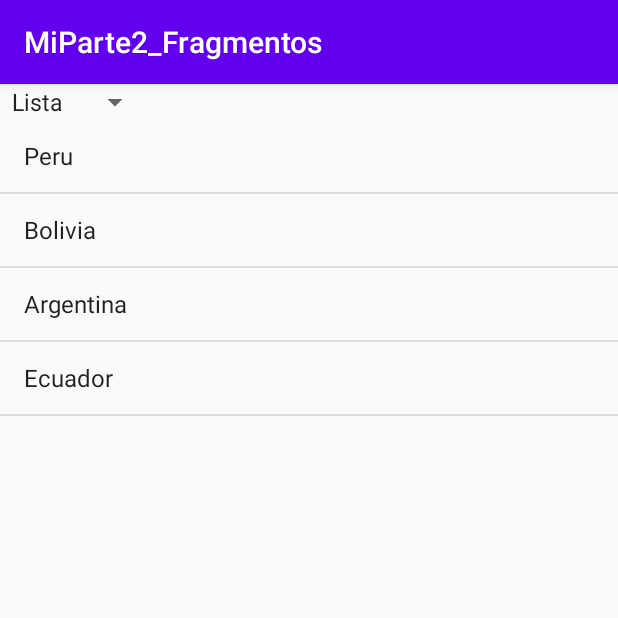
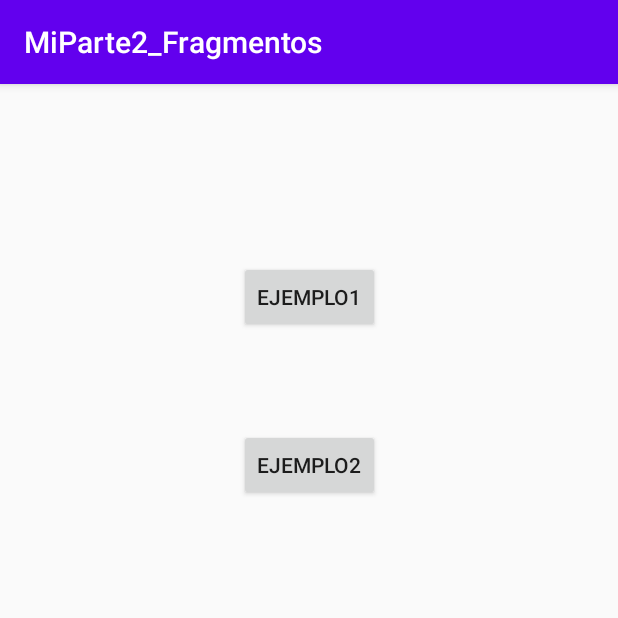
Before and after one commit to WCNosliwsys/MiParte2_Fragmentos_a1, an Android app: the screen it shows after launch (MainActivity before the commit, EjemplosFragment after it), on a phone screen of 412 x 824 dp, the top half of it. Run offline under Robolectric (Android 15) with nearby library versions, the phone set to English and light mode, and no system bars.

Commit message:
Ejemplo2 usando un recyclerview con un pojo de datos, y enviando parametros desde el adaptador a una actividad

```diff
--- a/app/build.gradle
+++ b/app/build.gradle
@@ -26,6 +26,8 @@ dependencies {
     implementation fileTree(dir: "libs", include: ["*.jar"])
     implementation 'androidx.appcompat:appcompat:1.2.0'
     implementation 'androidx.constraintlayout:constraintlayout:2.0.1'
+    implementation 'androidx.cardview:cardview:1.0.0'
+    implementation 'androidx.recyclerview:recyclerview:1.1.0'
     testImplementation 'junit:junit:4.12'
     androidTestImplementation 'androidx.test.ext:junit:1.1.2'
     androidTestImplementation 'androidx.test.espresso:espresso-core:3.3.0'
--- a/app/src/main/AndroidManifest.xml
+++ b/app/src/main/AndroidManifest.xml
@@ -9,7 +9,10 @@
         android:roundIcon="@mipmap/ic_launcher_round"
         android:supportsRtl="true"
         android:theme="@style/AppTheme">
-        <activity android:name=".MainActivity">
+        <activity android:name=".DetalleCorreo" />
+        <activity android:name=".ListaCorreo" />
+        <activity android:name=".Ejemplo1.MainActivity" />
+        <activity android:name=".EjemplosFragment">
             <intent-filter>
                 <action android:name="android.intent.action.MAIN" />
 
--- a/app/src/main/java/com/ditec/miparte2_fragmentos/GridFragmento.java
+++ b/app/src/main/java/com/ditec/miparte2_fragmentos/Ejemplo1/GridFragmento.java
@@ -1,4 +1,4 @@
-package com.ditec.miparte2_fragmentos;
+package com.ditec.miparte2_fragmentos.Ejemplo1;
 
 import android.os.Bundle;
 import android.view.LayoutInflater;
@@ -11,6 +11,8 @@ import androidx.annotation.NonNull;
 import androidx.annotation.Nullable;
 import androidx.fragment.app.Fragment;
 
+import com.ditec.miparte2_fragmentos.R;
+
 public class GridFragmento extends Fragment {
     @Nullable
     @Override
--- a/app/src/main/java/com/ditec/miparte2_fragmentos/ListaFragmento.java
+++ b/app/src/main/java/com/ditec/miparte2_fragmentos/Ejemplo1/ListaFragmento.java
@@ -1,4 +1,4 @@
-package com.ditec.miparte2_fragmentos;
+package com.ditec.miparte2_fragmentos.Ejemplo1;
 
 import android.os.Bundle;
 import android.view.LayoutInflater;
@@ -9,6 +9,8 @@ import androidx.annotation.NonNull;
 import androidx.annotation.Nullable;
 import androidx.fragment.app.Fragment;
 
+import com.ditec.miparte2_fragmentos.R;
+
 public class ListaFragmento extends Fragment {
     @Nullable
     @Override
--- a/app/src/main/java/com/ditec/miparte2_fragmentos/MainActivity.java
+++ b/app/src/main/java/com/ditec/miparte2_fragmentos/Ejemplo1/MainActivity.java
@@ -1,4 +1,4 @@
-package com.ditec.miparte2_fragmentos;
+package com.ditec.miparte2_fragmentos.Ejemplo1;
 
 import androidx.appcompat.app.AppCompatActivity;
 import androidx.fragment.app.Fragment;
@@ -10,6 +10,8 @@ import android.view.View;
 import android.widget.AdapterView;
 import android.widget.Spinner;
 import android.widget.Toast;
+
+import com.ditec.miparte2_fragmentos.R;
 
 public class MainActivity extends AppCompatActivity {
 
--- /dev/null
+++ b/app/src/main/java/com/ditec/miparte2_fragmentos/EjemplosFragment.java
@@ -0,0 +1,26 @@
+package com.ditec.miparte2_fragmentos;
+
+import androidx.appcompat.app.AppCompatActivity;
+
+import android.content.Intent;
+import android.os.Bundle;
+import android.view.View;
+
+import com.ditec.miparte2_fragmentos.Ejemplo1.MainActivity;
+
+public class EjemplosFragment extends AppCompatActivity {
+
+    @Override
+    protected void onCreate(Bundle savedInstanceState) {
+        super.onCreate(savedInstanceState);
+        setContentView(R.layout.activity_ejemplos_fragment);
+    }
+
+    public void ejemplo1(View view) {
+        startActivity(new Intent(this, MainActivity.class));
+    }
+
+    public void ejemplo2(View view) {
+        startActivity(new Intent(this, ListaCorreo.class));
+    }
+}
--- /dev/null
+++ b/app/src/main/res/layout/activity_ejemplos_fragment.xml
@@ -0,0 +1,30 @@
+<?xml version="1.0" encoding="utf-8"?>
+<androidx.constraintlayout.widget.ConstraintLayout xmlns:android="http://schemas.android.com/apk/res/android"
+    xmlns:app="http://schemas.android.com/apk/res-auto"
+    xmlns:tools="http://schemas.android.com/tools"
+    android:layout_width="match_parent"
+    android:layout_height="match_parent"
+    tools:context=".EjemplosFragment">
+
+    <Button
+        android:onClick="ejemplo1"
+        android:id="@+id/button"
+        android:layout_width="wrap_content"
+        android:layout_height="wrap_content"
+        android:layout_marginTop="118dp"
+        android:text="Ejemplo1"
+        app:layout_constraintEnd_toEndOf="parent"
+        app:layout_constraintStart_toStartOf="parent"
+        app:layout_constraintTop_toTopOf="parent" />
+
+    <Button
+        android:onClick="ejemplo2"
+        android:id="@+id/button2"
+        android:layout_width="wrap_content"
+        android:layout_height="wrap_content"
+        android:layout_marginTop="64dp"
+        android:text="Ejemplo2"
+        app:layout_constraintEnd_toEndOf="parent"
+        app:layout_constraintStart_toStartOf="parent"
+        app:layout_constraintTop_toBottomOf="@+id/button" />
+</androidx.constraintlayout.widget.ConstraintLayout>
--- a/app/src/main/res/layout/activity_main.xml
+++ b/app/src/main/res/layout/activity_main.xml
@@ -5,7 +5,7 @@
     android:layout_width="match_parent"
     android:layout_height="match_parent"
     android:orientation="vertical"
-    tools:context=".MainActivity">
+    tools:context=".Ejemplo1.MainActivity">
     <Spinner
         android:id="@+id/mispinner"
         android:layout_width="wrap_content"
```
Also changed, not shown: app/src/main/java/com/ditec/miparte2_fragmentos/AdapterCorreo.java (added, +54 -0 lines), app/src/main/java/com/ditec/miparte2_fragmentos/Correo.java (added, +25 -0 lines), app/src/main/java/com/ditec/miparte2_fragmentos/DetalleCorreo.java (added, +20 -0 lines), app/src/main/java/com/ditec/miparte2_fragmentos/ListaCorreo.java (added, +31 -0 lines), app/src/main/res/layout/activity_detalle_correo.xml (added, +18 -0 lines), app/src/main/res/layout/activity_lista_correo.xml (added, +7 -0 lines), app/src/main/res/layout/list_item_correo.xml (added, +29 -0 lines).
